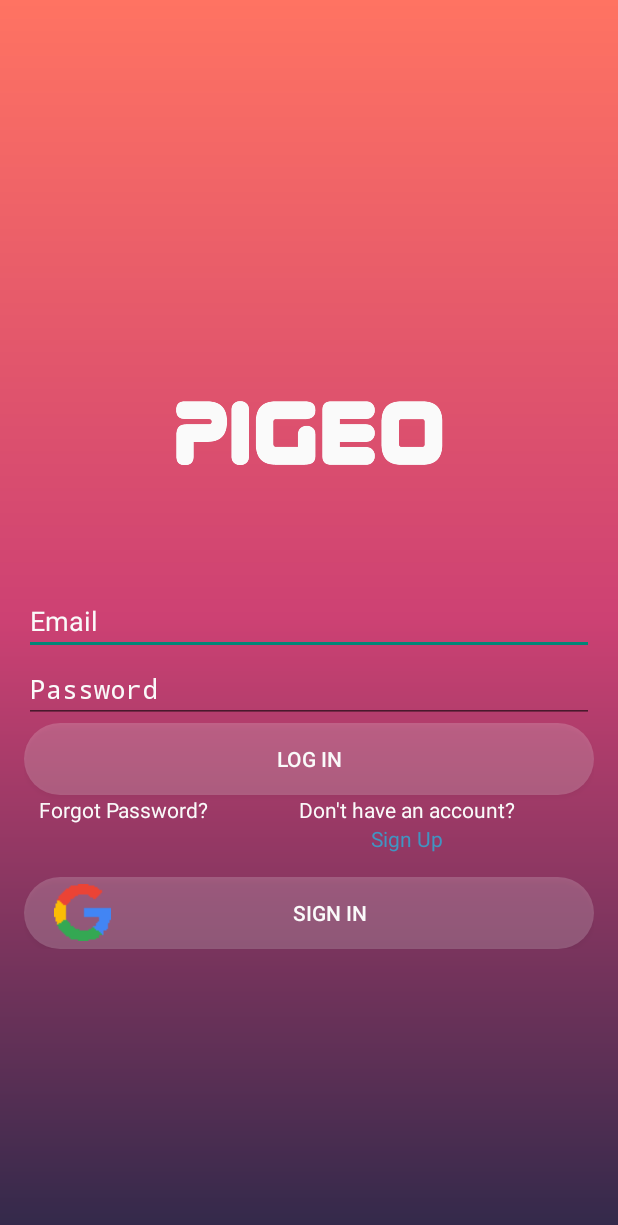
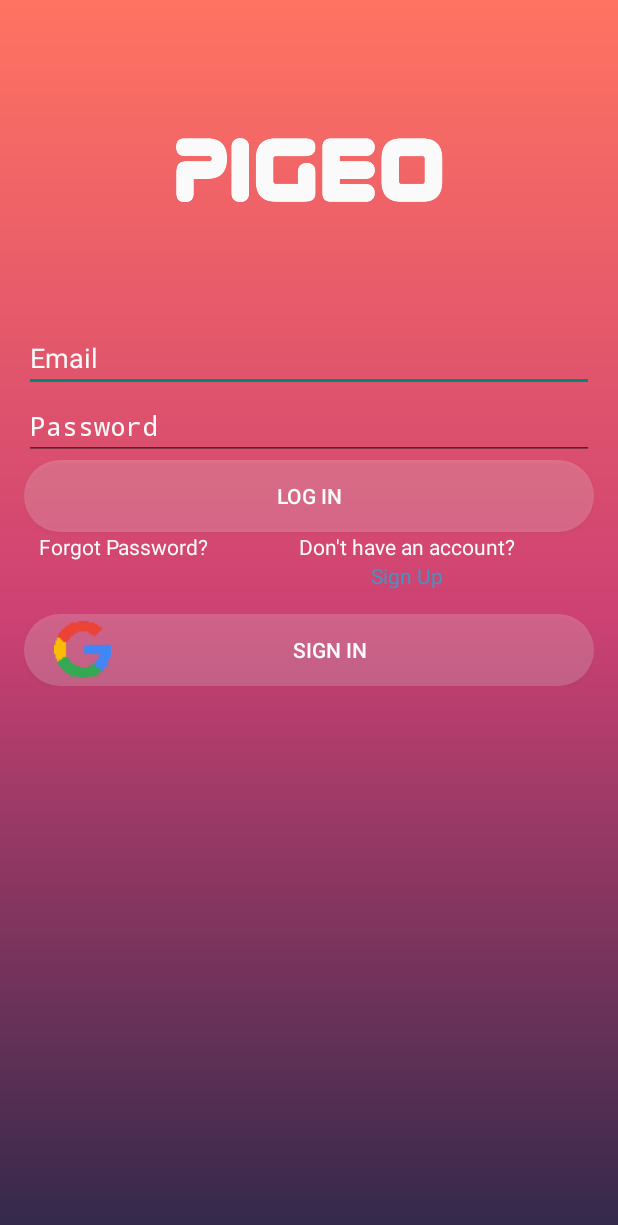
Before and after one commit to Geektrovert/Pigeo, an Android app: the screen it shows after launch (LoginActivity), on a phone screen of 412 x 824 dp. Shown: the top 1225 px of the screen. Run offline under Robolectric (Android 15) with nearby library versions, the phone set to English and light mode, and no system bars; our stand-ins replace Firebase (no records; nobody signed in at launch, a user with empty details on screens opened directly).

Commit message:
added two sign up activities and made the login activity scrollable.

```diff
--- a/app/src/main/AndroidManifest.xml
+++ b/app/src/main/AndroidManifest.xml
@@ -45,6 +45,10 @@
                 android:name=".activities.MapsActivity"
                 android:label="@string/title_activity_maps">
         </activity>
+        <activity android:name=".activities.SignUpActivity1">
+        </activity>
+        <activity android:name=".activities.SignUpActivity2">
+        </activity>
     </application>
 
 </manifest>
--- a/app/src/main/res/layout/activity_login.xml
+++ b/app/src/main/res/layout/activity_login.xml
@@ -1,5 +1,5 @@
 <?xml version="1.0" encoding="utf-8"?>
-<RelativeLayout
+<ScrollView
         xmlns:android="http://schemas.android.com/apk/res/android"
         xmlns:tools="http://schemas.android.com/tools"
         android:layout_width="match_parent"
@@ -11,8 +11,6 @@
         tools:context=".activities.LoginActivity"
         android:background="@drawable/gradient">
     <LinearLayout
-            android:layout_centerVertical="true"
-            android:layout_centerHorizontal="true"
             android:orientation="vertical"
             android:layout_width="match_parent"
             android:layout_height="wrap_content"
@@ -97,4 +95,4 @@
                 android:paddingEnd="60dp"/>
     </LinearLayout>
 
-</RelativeLayout>
+</ScrollView>
```
Also changed, not shown: app/src/main/java/io/bitbucket/technorex/pigeo/activities/SignUpActivity1.java (added, +14 -0 lines), app/src/main/java/io/bitbucket/technorex/pigeo/activities/SignUpActivity2.java (added, +14 -0 lines), app/src/main/res/layout/activity_sign_up1.xml (added, +10 -0 lines), app/src/main/res/layout/activity_sign_up2.xml (added, +10 -0 lines).
